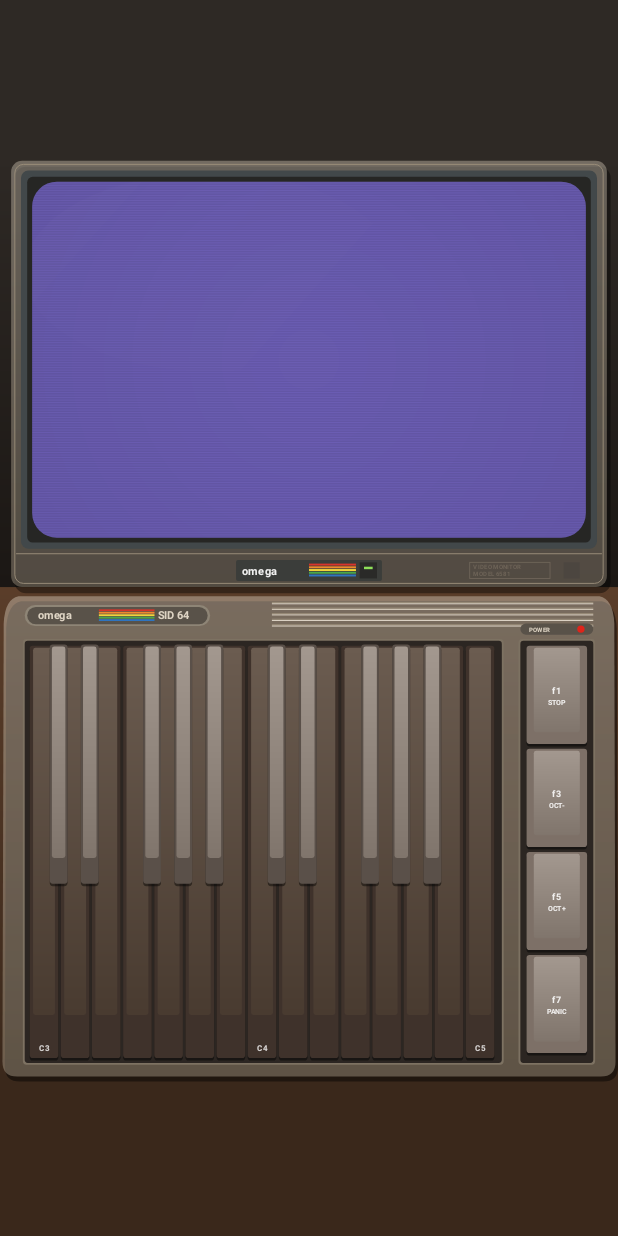
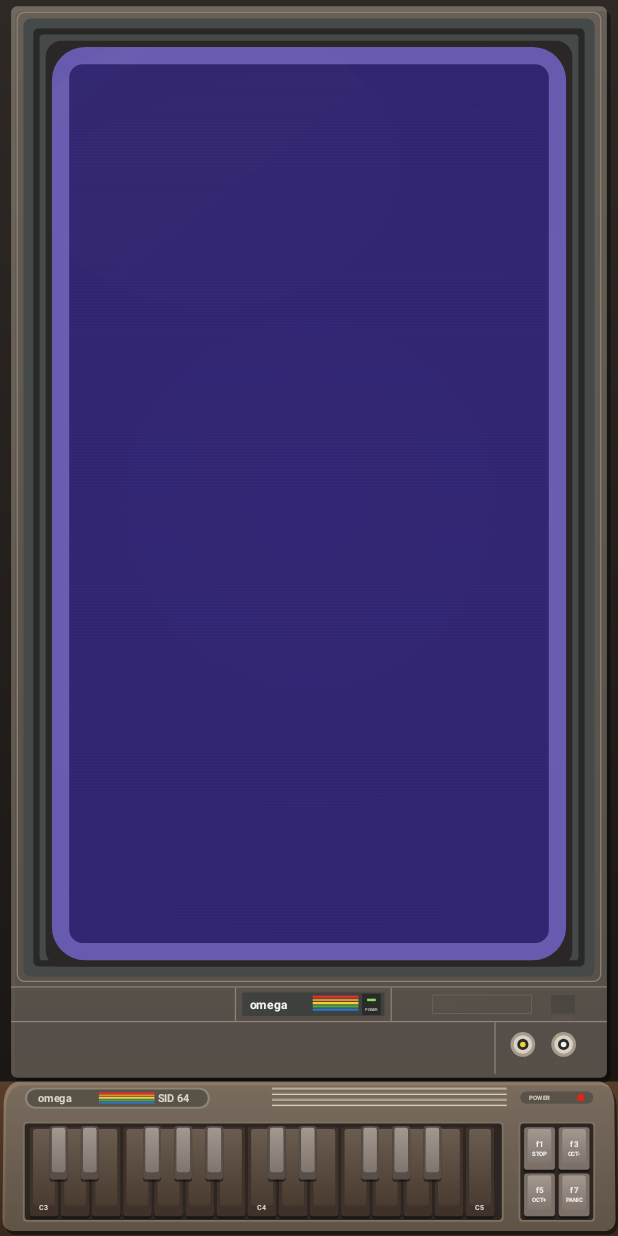
Before and after one commit to soursnake71/The-System, an Android app: the screen it shows after launch (SidActivity), on a phone screen of 412 x 824 dp. Run offline under Robolectric (Android 15) with nearby library versions, the phone set to English and light mode, and no system bars; 4 statements that could not run were skipped.

Commit message:
Omega SID 64 on phones: the screen fills the app
The keyboard is a slim strip; the monitor (now drawn like a 1701: stepped
bezels, a thick light-blue border, the badge strip and the jack panel)
takes the rest. On a tall phone the C64 screen gets more text rows instead
of stretched pixels (up to 80; 25 in the plugin): the preset and pattern
lists, all 32 tracker steps in one column, taller mixer faders and scope,
and a bigger sample waveform use them. Sideways, the strip and the panel
are slimmer.

Co-Authored-By: Claude Opus 5.5 <noreply@anthropic.com>
Claude-Session: https://claude.ai/code/session_01UXixvaaZFCXu7QiGdtmpfv

```diff
--- a/android-sid/app/src/main/java/com/thesnakedevice/sid/Native.java
+++ b/android-sid/app/src/main/java/com/thesnakedevice/sid/Native.java
@@ -7,7 +7,9 @@ final class Native {
     static native void start();
     static native void stop();
     static native String saveState();
-    /** Draws the 320 x 200 C64 screen into px (ARGB). */
+    /** How many text rows the screen has (25 on a C64; more on a tall phone). */
+    static native void setRows(int rows);
+    /** Draws the C64 screen, 320 x (rows x 8), into px (ARGB). */
     static native void render(int[] px);
     /** action 0 down, 1 move, 2 up; x, y in C64 screen pixels. */
     static native void touch(int action, float x, float y);
--- a/android-sid/app/src/main/java/com/thesnakedevice/sid/SidView.java
+++ b/android-sid/app/src/main/java/com/thesnakedevice/sid/SidView.java
@@ -15,27 +15,30 @@ import android.view.Choreographer;
 import android.view.MotionEvent;
 import android.view.View;
 
-/** The whole app in one view: a 1701-style monitor with the C64 screen (drawn by the native side) and the breadbin
- *  keyboard: brown keys, raised sharps, and the four function keys (f1 play / stop, f3 / f5 octave, f7 panic).
- *  Laid out at 1000 units wide (the same drawing as the plugin); on a tall screen the extra height goes to the keys. */
+/** The whole app in one view: a 1701-style monitor that takes almost all of it, and a slim breadbin keyboard strip.
+ *  The monitor's screen is the C64 screen drawn by the native side; on a tall phone it gets more text rows (square
+ *  pixels, up to 80 rows) rather than stretched ones. Laid out 1000 units wide; the height follows the phone. */
 public class SidView extends View implements Choreographer.FrameCallback {
-    private static final int SW = 320, SH = 200;
-    private static final float SX = 68, SY = 62, SS = 2.7f;    // where the screen sits in design units: it fills the width
-    private static final float KDY = 119;                      // the keyboard is drawn this far below its own coordinates
-    private static final int WHITE_KEYS = 15;                  // two octaves and a top C: big enough for fingers
+    private static final int SW = 320, MAX_ROWS = 80;
+    private float CASE_H = 250;                                // the keyboard strip, in design units (slimmer sideways)
+    private float PANEL_H = 150;                               // the monitor's badge strip + jack panel (badge only sideways)
+    private static final int WHITE_KEYS = 15;                  // two octaves and a top C
     private static final int[] STRIPES = { 0xffd8342b, 0xffef8a2c, 0xfff2d23a, 0xff4aa64a, 0xff2f74c0 };
-    private static final int BEIGE = 0xffcbbfad, BEIGE_DARK = 0xffb3a691, BEIGE_LINE = 0xff9c8f7b;
+    private static final int BEIGE_LINE = 0xff9c8f7b;
     private static final int KEY_BROWN = 0xff3f322b, KEY_BROWN_TOP = 0xff574639, KEY_TAUPE = 0xff7d7067, KEY_TAUPE_TOP = 0xff978a80;
     private static final String[] FKEY = { "PLAY", "OCT-", "OCT+", "PANIC" };
 
-    private final int[] px = new int[SW * SH];
-    private final Bitmap screen = Bitmap.createBitmap(SW, SH, Bitmap.Config.ARGB_8888);
+    private final int[] px = new int[SW * MAX_ROWS * 8];
+    private Bitmap screen = Bitmap.createBitmap(SW, 200, Bitmap.Config.ARGB_8888);
+    private int rows = 25;
     private Bitmap backdrop;          // everything that doesn't move
-    private float scale = 1, offX = 0, offY = 0, dh = 1012;
+    private float scale = 1, offX = 0, offY = 0, T = 1030;
+    // the screen: where the C64 pixels go (design units) and their size; KDY moves the keyboard to the bottom
+    private float SX = 112, SY = 104, SS = 2.425f, SSY = 2.425f, KDY = 0;
+    private final RectF tubeRect = new RectF(), screenArea = new RectF();
     private final Paint p = new Paint(Paint.ANTI_ALIAS_FLAG), crisp = new Paint();
-    private final Path tube = new Path();
+    private final Path tube = new Path(), glass = new Path();
     private final RectF r = new RectF();
-    private final RectF screenRect = new RectF(52, 44, 52 + 896, 44 + 576);
     private boolean running;
     private int frame;
     private int base = 48;                                     // lowest key: C3
@@ -43,7 +46,6 @@ public class SidView extends View implements Choreographer.FrameCallback {
     private final SparseIntArray pointerNote = new SparseIntArray();   // pointer id -> note (or -1)
     private final SparseIntArray pointerKind = new SparseIntArray();   // 1 screen, 2 keys, 3 function key
     private int fkeyDown = -1;
-
     private final Sampling sampling;
 
     public SidView(Context c, Sampling s) {
@@ -52,7 +54,6 @@ public class SidView extends View implements Choreographer.FrameCallback {
         crisp.setFilterBitmap(false);
         crisp.setAntiAlias(false);
         p.setTypeface(Typeface.create(Typeface.SANS_SERIF, Typeface.BOLD));
-        tube.addRoundRect(new RectF(52, 44, 948, 620), 40, 40, Path.Direction.CW);
         setKeepScreenOn(true);
     }
 
@@ -62,9 +63,10 @@ public class SidView extends View implements Choreographer.FrameCallback {
     @Override public void doFrame(long t) {
         if (!running) return;
         if ((frame++ & 1) == 0) {   // 30 frames a second is plenty for a C64
+            Native.setRows(rows);
             Native.render(px);
             sampling.poll();
-            screen.setPixels(px, 0, SW, 0, 0, SW, SH);
+            screen.setPixels(px, 0, SW, 0, 0, SW, rows * 8);
             invalidate();
         }
         Choreographer.getInstance().postFrameCallback(this);
@@ -72,40 +74,58 @@ public class SidView extends View implements Choreographer.FrameCallback {
 
     // ---------------- layout ----------------
     @Override protected void onSizeChanged(int w, int h, int ow, int oh) {
-        final float sw = w / 1000f, sh = h / 1012f;
-        if (sw <= sh) { scale = sw; dh = Math.min(h / scale, 1500); offX = 0; offY = (h - dh * scale) / 2; }
-        else { scale = sh; dh = 1012; offX = (w - 1000 * scale) / 2; offY = 0; }
+        final boolean sideways = w > h;
+        CASE_H = sideways ? 205 : 250; PANEL_H = sideways ? 62 : 150;
+        scale = Math.min(w / 1000f, h / (sideways ? 900f : 1030f));
+        T = h / scale;
+        offX = (w - 1000 * scale) / 2; offY = 0;
+        // the monitor fills everything above the keyboard strip
+        final float monBottom = T - CASE_H - 6, panelTop = monBottom - PANEL_H, tubeBottom = panelTop - 40;
+        tubeRect.set(84, 76, 916, tubeBottom);
+        tube.reset(); tube.addRoundRect(tubeRect, 54, 54, Path.Direction.CW);
+        // a thick light-blue border, then the screen: 40 columns across, as many rows as fit with square pixels
+        final float border = 28;
+        SX = tubeRect.left + border; SS = (tubeRect.width() - 2 * border) / SW;
+        final float avail = tubeRect.height() - 2 * border;
+        rows = Math.max(25, Math.min(MAX_ROWS, (int) Math.floor(avail / (8 * SS))));
+        SSY = avail / (rows * 8f); SY = tubeRect.top + border;
+        screenArea.set(SX, SY, SX + SW * SS, SY + rows * 8 * SSY);
+        glass.reset(); glass.addRoundRect(screenArea, 22, 22, Path.Direction.CW);
+        screen = Bitmap.createBitmap(SW, rows * 8, Bitmap.Config.ARGB_8888);
+        KDY = T - CASE_H - 596;
         backdrop = Bitmap.createBitmap(w, h, Bitmap.Config.ARGB_8888);
         final Canvas c = new Canvas(backdrop);
         c.drawColor(0xff1b1714);
         c.translate(offX, offY);
         c.scale(scale, scale);
         drawRoom(c);
-        drawMonitor(c);
+        drawMonitor(c, monBottom, panelTop);
         c.save(); c.translate(0, KDY); drawCase(c); c.restore();
     }
-    private RectF kWell() { return new RectF(40, 668, 40 + 772, dh - KDY - 30); }
-    private RectF fWell() { return new RectF(842, 668, 842 + 118, dh - KDY - 30); }
+    // keyboard parts, in the case's own coordinates (its top edge at 596)
+    private RectF kWell() { return new RectF(40, 664, 40 + 772, 596 + CASE_H - 26); }
+    private RectF fWell() { return new RectF(842, 664, 842 + 118, 596 + CASE_H - 26); }
     private RectF whiteRect(int i) {
         final RectF k = kWell(); final float w = (k.width() - 16) / WHITE_KEYS;
-        return new RectF(k.left + 8 + i * w, k.top + 8, k.left + 8 + i * w + w - 4, k.bottom - 8);
+        return new RectF(k.left + 8 + i * w, k.top + 6, k.left + 8 + i * w + w - 4, k.bottom - 6);
     }
     private RectF blackRect(int whiteIndexLeft) {
         final RectF a = whiteRect(whiteIndexLeft); final float w = a.width();
-        return new RectF(a.right - w * 0.3f, a.top - 2, a.right - w * 0.3f + w * 0.62f, a.top - 2 + a.height() * 0.58f);
+        return new RectF(a.right - w * 0.3f, a.top - 2, a.right - w * 0.3f + w * 0.62f, a.top - 2 + a.height() * 0.6f);
     }
-    private RectF fkeyRect(int i) {
-        final RectF f = fWell(); final float h = (f.height() - 16) / 4;
-        return new RectF(f.left + 10, f.top + 8 + i * h, f.right - 10, f.top + 8 + i * h + h - 8);
+    private RectF fkeyRect(int i) {   // two by two
+        final RectF f = fWell(); final float hw = (f.width() - 18) / 2, hh = (f.height() - 18) / 2;
+        final int cx = i % 2, cy = i / 2;
+        return new RectF(f.left + 6 + cx * (hw + 6), f.top + 6 + cy * (hh + 6), f.left + 6 + cx * (hw + 6) + hw, f.top + 6 + cy * (hh + 6) + hh);
     }
     private static boolean isBlack(int n) { final int k = n % 12; return k == 1 || k == 3 || k == 6 || k == 8 || k == 10; }
 
     // ---------------- drawing ----------------
     private void drawRoom(Canvas c) {
-        p.setShader(new LinearGradient(0, 0, 0, 700, 0xff2e2925, 0xff1b1714, Shader.TileMode.CLAMP));
-        c.drawRect(-2000, -2000, 3000, 708, p);
-        p.setShader(new LinearGradient(0, 700, 0, dh, 0xff5a3d29, 0xff3a281b, Shader.TileMode.CLAMP));
-        c.drawRect(-2000, 700, 3000, dh + 2000, p);
+        p.setShader(new LinearGradient(0, 0, 0, T - CASE_H, 0xff2e2925, 0xff1b1714, Shader.TileMode.CLAMP));
+        c.drawRect(-2000, -2000, 3000, T - CASE_H + 4, p);
+        p.setShader(new LinearGradient(0, T - CASE_H, 0, T, 0xff5a3d29, 0xff3a281b, Shader.TileMode.CLAMP));
+        c.drawRect(-2000, T - CASE_H, 3000, T + 2000, p);
         p.setShader(null);
     }
     private void rainbow(Canvas c, float x, float y, float w, float h) {
@@ -115,46 +135,71 @@ public class SidView extends View implements Choreographer.FrameCallback {
     private void text(Canvas c, String s, float x, float y, float size, int color, Paint.Align a) {
         p.setTextSize(size); p.setColor(color); p.setTextAlign(a); c.drawText(s, x, y, p);
     }
-    private void drawMonitor(Canvas c) {
-        p.setColor(0x66000000); r.set(24, 20, 988, 710); c.drawRoundRect(r, 18, 18, p);
-        p.setShader(new LinearGradient(0, 10, 0, 700, 0xffd8cdbc, BEIGE_DARK, Shader.TileMode.CLAMP));
-        r.set(18, 10, 982, 700); c.drawRoundRect(r, 18, 18, p); p.setShader(null);
-        p.setStyle(Paint.Style.STROKE); p.setStrokeWidth(1.5f); p.setColor(BEIGE_LINE);
-        r.set(24, 16, 976, 694); c.drawRoundRect(r, 14, 14, p); c.drawLine(26, 646, 974, 646, p);
-        p.setStyle(Paint.Style.FILL);
-        p.setColor(0xff42484a); r.set(34, 26, 966, 638); c.drawRoundRect(r, 12, 12, p);
-        p.setColor(0xff262624); r.set(44, 36, 956, 628); c.drawRoundRect(r, 9, 9, p);
-        p.setColor(0xff6c5eb5); c.drawPath(tube, p);   // the light-blue border
-        // badge strip
-        p.setColor(0xff3b3d3a); r.set(382, 656, 618, 690); c.drawRoundRect(r, 3, 3, p);
-        text(c, "omega", 392, 680, 18, 0xebffffff, Paint.Align.LEFT);
-        rainbow(c, 500, 662, 76, 22);
-        p.setColor(0xff2a2a28); c.drawRect(582, 660, 610, 686, p);
-        p.setColor(0xff8ee05a); c.drawRect(589, 667, 603, 671, p);
-        p.setStyle(Paint.Style.STROKE); p.setColor(0xff6e6458); c.drawRect(760, 660, 890, 686, p); p.setStyle(Paint.Style.FILL);
-        text(c, "VIDEO MONITOR", 766, 671, 10, 0xff6e6458, Paint.Align.LEFT);
-        text(c, "MODEL 6581", 766, 682, 10, 0xff6e6458, Paint.Align.LEFT);
-        p.setColor(0xff4c4640); c.drawRect(912, 660, 938, 686, p);
+    private void rrect(Canvas c, float l, float t, float rr, float b, float rad, int col) { p.setColor(col); r.set(l, t, rr, b); c.drawRoundRect(r, rad, rad, p); }
+    private void stroke(Canvas c, float l, float t, float rr, float b, float rad, int col, float w) {
+        p.setStyle(Paint.Style.STROKE); p.setStrokeWidth(w); p.setColor(col); r.set(l, t, rr, b); c.drawRoundRect(r, rad, rad, p); p.setStyle(Paint.Style.FILL);
+    }
+    // the 1701: beige case, stepped grey bezels, the tube with its light-blue border, the badge strip and the jacks
+    private void drawMonitor(Canvas c, float mb, float pt) {
+        rrect(c, 24, 18, 988, mb + 8, 12, 0x66000000);
+        p.setShader(new LinearGradient(0, 10, 0, mb, 0xffd3c8b8, 0xffbcb1a1, Shader.TileMode.CLAMP));
+        r.set(18, 10, 982, mb); c.drawRoundRect(r, 10, 10, p); p.setShader(null);
+        stroke(c, 28, 20, 972, pt - 6, 12, 0xff8f8274, 2);
+        final float bb = pt - 14;                                  // bottom of the bezel stack
+        rrect(c, 38, 30, 962, bb, 12, 0xff454a49);                 // outer bezel
+        rrect(c, 54, 46, 946, bb - 16, 8, 0xff282826);             // dark step
+        rrect(c, 64, 56, 936, bb - 26, 6, 0xff454a49);             // inner grey ring
+        rrect(c, 74, 66, 926, tubeRect.bottom + 10, 26, 0xff2a2726);   // the recess round the tube
+        p.setColor(0xff6c5eb5); c.drawPath(tube, p);               // the light-blue border
+        p.setColor(0xff352879); c.drawPath(glass, p);
+        // the badge strip
+        final float sy = pt + 4;
+        p.setColor(0xff8f8274); c.drawRect(18, sy - 2, 982, sy, p); c.drawRect(18, sy + 54, 982, sy + 56, p);
+        c.drawRect(380, sy, 382, sy + 54, p); c.drawRect(632, sy, 634, sy + 54, p);
+        rrect(c, 392, sy + 8, 622, sy + 46, 2, 0xff3f413e);
+        text(c, "omega", 404, sy + 34, 20, 0xf0ffffff, Paint.Align.LEFT);
+        rainbow(c, 506, sy + 13, 74, 26);
+        rrect(c, 586, sy + 10, 616, sy + 44, 1, 0xff2a2a28);
+        p.setColor(0xff8ee05a); c.drawRect(594, sy + 18, 608, sy + 22, p);
+        text(c, "POWER", 601, sy + 38, 6, 0xffbbbbbb, Paint.Align.CENTER);
+        stroke(c, 700, sy + 12, 860, sy + 42, 1, 0xff6e6458, 1.5f);
+        text(c, "VIDEO MONITOR", 708, sy + 25, 11, 0xff5d544a, Paint.Align.LEFT);
+        text(c, "MODEL 6581", 708, sy + 37, 11, 0xff5d544a, Paint.Align.LEFT);
+        rrect(c, 892, sy + 12, 930, sy + 42, 1, 0xff4c4640);
+        // the lower panel with the jacks (when there's room for it)
+        if (PANEL_H < 120) return;
+        final float jy = sy + 56;
+        p.setColor(0xff8f8274); c.drawRect(800, jy, 802, mb - 6, p);
+        for (int k = 0; k < 2; ++k) {
+            final float cx = 846 + k * 66, cy = jy + 36;
+            p.setColor(0xffa79c8c); c.drawCircle(cx, cy, 20, p);
+            p.setColor(0xffd9d1c4); c.drawCircle(cx, cy, 15, p);
+            p.setColor(0xff2a2a28); c.drawCircle(cx, cy, 9, p);
+            p.setColor(k == 0 ? 0xfff2d23a : 0xfff4f4f4); c.drawCircle(cx, cy, 4.5f, p);
+            text(c, k == 0 ? "VIDEO" : "AUDIO", cx, cy + 34, 10, 0xff5d544a, Paint.Align.CENTER);
+        }
+        text(c, "POWER", 911, sy + 52, 9, 0xff5d544a, Paint.Align.CENTER);
     }
     private void drawCase(Canvas c) {
-        final float b = dh - KDY - 8;
+        final float b = 596 + CASE_H - 8;
         final Path bin = new Path();
-        bin.moveTo(30, 596); bin.lineTo(970, 596); bin.quadTo(992, 600, 994, 640);
-        bin.lineTo(996, b - 24); bin.quadTo(996, b, 972, b); bin.lineTo(28, b); bin.quadTo(4, b, 4, b - 24);
-        bin.lineTo(6, 640); bin.quadTo(8, 600, 30, 596); bin.close();
-        p.setColor(0x73000000); c.save(); c.translate(4, 8); c.drawPath(bin, p); c.restore();
+        bin.moveTo(30, 596); bin.lineTo(970, 596); bin.quadTo(992, 600, 994, 630);
+        bin.lineTo(996, b - 20); bin.quadTo(996, b, 976, b); bin.lineTo(24, b); bin.quadTo(4, b, 4, b - 20);
+        bin.lineTo(6, 630); bin.quadTo(8, 600, 30, 596); bin.close();
+        p.setColor(0x73000000); c.save(); c.translate(4, 6); c.drawPath(bin, p); c.restore();
         p.setShader(new LinearGradient(0, 596, 0, b, 0xffd2c7b6, 0xffaa9d88, Shader.TileMode.CLAMP)); c.drawPath(bin, p); p.setShader(null);
         p.setStrokeWidth(1.6f);
-        for (int i = 0; i < 5; ++i) { p.setColor(BEIGE_LINE); c.drawLine(440, 606 + i * 9, 960, 606 + i * 9, p); p.setColor(0xffe0d6c8); c.drawLine(440, 608 + i * 9, 960, 608 + i * 9, p); }
-        p.setColor(0xff8e8576); r.set(40, 610, 340, 644); c.drawRoundRect(r, 17, 17, p);
-        p.setColor(0xff595249); r.set(44, 613, 336, 641); c.drawRoundRect(r, 14, 14, p);
-        text(c, "omega", 62, 633, 17, 0xffded4c4, Paint.Align.LEFT);
-        rainbow(c, 160, 617, 90, 20);
-        text(c, "SID 64", 256, 633, 17, 0xffded4c4, Paint.Align.LEFT);
-        p.setColor(0xff595249); r.set(842, 640, 960, 658); c.drawRoundRect(r, 9, 9, p);
-        text(c, "POWER", 856, 653, 10, 0xffded4c4, Paint.Align.LEFT);
-        p.setColor(0xffe0241a); c.drawCircle(940, 649, 6, p);
-        p.setColor(0xff7d7262); r.set(kWell()); r.inset(-3, -3); c.drawRoundRect(r, 6, 6, p); r.set(fWell()); r.inset(-3, -3); c.drawRoundRect(r, 6, 6, p);
+        for (int i = 0; i < 4; ++i) { p.setColor(BEIGE_LINE); c.drawLine(440, 606 + i * 9, 820, 606 + i * 9, p); p.setColor(0xffe0d6c8); c.drawLine(440, 608 + i * 9, 820, 608 + i * 9, p); }
+        rrect(c, 40, 606, 340, 640, 17, 0xff8e8576);
+        rrect(c, 44, 609, 336, 637, 14, 0xff595249);
+        text(c, "omega", 62, 629, 17, 0xffded4c4, Paint.Align.LEFT);
+        rainbow(c, 160, 613, 90, 20);
+        text(c, "SID 64", 256, 629, 17, 0xffded4c4, Paint.Align.LEFT);
+        rrect(c, 842, 612, 960, 632, 10, 0xff595249);
+        text(c, "POWER", 856, 626, 10, 0xffded4c4, Paint.Align.LEFT);
+        p.setColor(0xffe0241a); c.drawCircle(940, 622, 6, p);
+        r.set(kWell()); r.inset(-3, -3); p.setColor(0xff7d7262); c.drawRoundRect(r, 6, 6, p);
+        r.set(fWell()); r.inset(-3, -3); c.drawRoundRect(r, 6, 6, p);
         p.setColor(0xff2c2622); c.drawRoundRect(kWell(), 5, 5, p); c.drawRoundRect(fWell(), 5, 5, p);
     }
     private void keycap(Canvas c, RectF k, int base, int top, boolean pressed) {
@@ -163,11 +208,9 @@ public class SidView extends View implements Choreographer.FrameCallback {
         p.setColor(base); c.drawRoundRect(a, 5, 5, p);
         final float ix = a.width() * 0.12f;
         r.set(a.left + ix, a.top + 3, a.right - ix, a.bottom - 3 - a.height() * 0.10f);
-        p.setShader(new LinearGradient(0, r.top, 0, r.bottom, pressed ? top : brighten(top), darken(top), Shader.TileMode.CLAMP));
+        p.setShader(new LinearGradient(0, r.top, 0, r.bottom, pressed ? top : mix(top, 0xffffffff, 0.12f), mix(top, 0xff000000, 0.15f), Shader.TileMode.CLAMP));
         c.drawRoundRect(r, 4, 4, p); p.setShader(null);
     }
-    private static int brighten(int c) { return mix(c, 0xffffffff, 0.12f); }
-    private static int darken(int c) { return mix(c, 0xff000000, 0.15f); }
     private static int mix(int a, int b, float t) {
         final int ra = a >> 16 & 255, ga = a >> 8 & 255, ba = a & 255, rb = b >> 16 & 255, gb = b >> 8 & 255, bb = b & 255;
         return 0xff000000 | (int) (ra + (rb - ra) * t) << 16 | (int) (ga + (gb - ga) * t) << 8 | (int) (ba + (bb - ba) * t);
@@ -179,17 +222,19 @@ public class SidView extends View implements Choreographer.FrameCallback {
         c.save();
         c.translate(offX, offY);
         c.scale(scale, scale);
-        // the screen: crisp pixels, scanlines, the tube's darker edges and a reflection
+        // the screen: crisp pixels, scanlines, a little darkening at the tube's edges, the glass
+        c.save();
+        c.clipPath(glass);
+        c.drawBitmap(screen, null, screenArea, crisp);
+        p.setColor(0x1c000000);
+        for (float y = screenArea.top; y < screenArea.bottom; y += SSY) c.drawRect(screenArea.left, y + SSY * 0.62f, screenArea.right, y + SSY, p);
+        c.restore();
         c.save();
         c.clipPath(tube);
-        r.set(SX, SY, SX + SW * SS, SY + SH * SS);
-        c.drawBitmap(screen, null, r, crisp);
-        p.setColor(0x21000000);
-        p.setColor(0x1f000000);
-        for (float y = 44; y < 620; y += SS) c.drawRect(52, y + SS * 0.6f, 948, y + SS, p);
-        p.setShader(new RadialGradient(500, 332, 560, 0x00000000, 0x61000000, Shader.TileMode.CLAMP)); c.drawPath(tube, p);
-        p.setShader(new LinearGradient(120, 60, 420, 330, 0x14ffffff, 0x00ffffff, Shader.TileMode.CLAMP));
-        r.set(40, 30, 640, 350); c.drawOval(r, p); p.setShader(null);
+        final float cx = tubeRect.centerX(), cy = tubeRect.centerY(), rad = Math.max(tubeRect.width(), tubeRect.height()) * 0.62f;
+        p.setShader(new RadialGradient(cx, cy, rad, 0x00000000, 0x55000000, Shader.TileMode.CLAMP)); c.drawPath(tube, p);
+        p.setShader(new LinearGradient(tubeRect.left, tubeRect.top, tubeRect.left + 400, tubeRect.top + 500, 0x16ffffff, 0x00ffffff, Shader.TileMode.CLAMP));
+        r.set(tubeRect.left - 40, tubeRect.top - 40, tubeRect.left + 560, tubeRect.top + 420); c.drawOval(r, p); p.setShader(null);
         c.restore();
         c.save(); c.translate(0, KDY); drawKeys(c); c.restore();
         c.restore();
@@ -200,19 +245,19 @@ public class SidView extends View implements Choreographer.FrameCallback {
             if (isBlack(n)) continue;
             final RectF k = whiteRect(wi++);
             keycap(c, k, KEY_BROWN, KEY_BROWN_TOP, down[n]);
-            if (n % 12 == 0) text(c, "C" + (n / 12 - 1), k.centerX(), k.bottom - 12, 13, 0xccffffff, Paint.Align.CENTER);
+            if (n % 12 == 0) text(c, "C" + (n / 12 - 1), k.centerX(), k.bottom - 10, 12, 0xccffffff, Paint.Align.CENTER);
         }
         wi = 0;
         for (int n = base; wi < WHITE_KEYS; ++n) {
             if (!isBlack(n)) { ++wi; continue; }
-            keycap(c, blackRect(wi - 1), darken(darken(KEY_TAUPE)), KEY_TAUPE_TOP, down[n]);
+            keycap(c, blackRect(wi - 1), mix(KEY_TAUPE, 0xff000000, 0.3f), KEY_TAUPE_TOP, down[n]);
         }
         final boolean playing = Native.seqRunning();
         for (int i = 0; i < 4; ++i) {
             final RectF k = fkeyRect(i);
             keycap(c, k, KEY_TAUPE, KEY_TAUPE_TOP, fkeyDown == i);
-            text(c, "f" + (i * 2 + 1), k.centerX(), k.centerY() - 2, 15, 0xddffffff, Paint.Align.CENTER);
-            text(c, i == 0 && playing ? "STOP" : FKEY[i], k.centerX(), k.centerY() + 16, 11, 0xddffffff, Paint.Align.CENTER);
+            text(c, "f" + (i * 2 + 1), k.centerX(), k.centerY() - 3, 13, 0xddffffff, Paint.Align.CENTER);
+            text(c, i == 0 && playing ? "STOP" : FKEY[i], k.centerX(), k.centerY() + 12, 9, 0xddffffff, Paint.Align.CENTER);
         }
     }
 
@@ -251,25 +296,27 @@ public class SidView extends View implements Choreographer.FrameCallback {
         }
     }
     private void releaseAll() { for (int n = 0; n < 128; ++n) if (down[n]) { down[n] = false; Native.noteOff(n); } pointerNote.clear(); }
+    private float scrX(float x) { return (x - SX) / SS; }
+    private float scrY(float y) { return (y - SY) / SSY; }
 
     @Override public boolean onTouchEvent(MotionEvent e) {
         final int action = e.getActionMasked();
         for (int i = 0; i < e.getPointerCount(); ++i) {
             final int id = e.getPointerId(i);
-            final float x = (e.getX(i) - offX) / scale, y = (e.getY(i) - offY) / scale;
+            final float x = (e.getX(i) - offX) / scale, y = (e.getY(i) - offY) / scale, ky = y - KDY;
             final boolean isThis = e.getActionIndex() == i;
             if ((action == MotionEvent.ACTION_DOWN || action == MotionEvent.ACTION_POINTER_DOWN) && isThis) {
-                if (screenRect.contains(x, y)) { pointerKind.put(id, 1); Native.touch(0, (x - SX) / SS, (y - SY) / SS); }
-                else if (fkeyAt(x, y - KDY) >= 0) { pointerKind.put(id, 3); fkeyDown = fkeyAt(x, y - KDY); fkey(fkeyDown); }
-                else { pointerKind.put(id, 2); setNote(id, noteAt(x, y - KDY), y - KDY); }
+                if (tubeRect.contains(x, y)) { pointerKind.put(id, 1); Native.touch(0, scrX(x), scrY(y)); }
+                else if (fkeyAt(x, ky) >= 0) { pointerKind.put(id, 3); fkeyDown = fkeyAt(x, ky); fkey(fkeyDown); }
+                else { pointerKind.put(id, 2); setNote(id, noteAt(x, ky), ky); }
             } else if (action == MotionEvent.ACTION_MOVE) {
                 final int kind = pointerKind.get(id, 0);
-                if (kind == 1) Native.touch(1, (x - SX) / SS, (y - SY) / SS);
-                else if (kind == 2) setNote(id, noteAt(x, y - KDY), y - KDY);   // slide across the keys
+                if (kind == 1) Native.touch(1, scrX(x), scrY(y));
+                else if (kind == 2) setNote(id, noteAt(x, ky), ky);   // slide across the keys
             } else if ((action == MotionEvent.ACTION_UP || action == MotionEvent.ACTION_POINTER_UP || action == MotionEvent.ACTION_CANCEL) && (isThis || action == MotionEvent.ACTION_CANCEL)) {
                 final int kind = pointerKind.get(id, 0);
-                if (kind == 1) Native.touch(2, (x - SX) / SS, (y - SY) / SS);
-                else if (kind == 2) { setNote(id, -1, y); pointerNote.delete(id); }
+                if (kind == 1) Native.touch(2, scrX(x), scrY(y));
+                else if (kind == 2) { setNote(id, -1, ky); pointerNote.delete(id); }
                 else if (kind == 3) fkeyDown = -1;
                 pointerKind.delete(id);
             }
@@ -280,7 +327,7 @@ public class SidView extends View implements Choreographer.FrameCallback {
     @Override public boolean onGenericMotionEvent(MotionEvent e) {
         if (e.getAction() == MotionEvent.ACTION_SCROLL) {
             final float x = (e.getX() - offX) / scale, y = (e.getY() - offY) / scale;
-            if (screenRect.contains(x, y)) { Native.wheel((x - SX) / SS, (y - SY) / SS, e.getAxisValue(MotionEvent.AXIS_VSCROLL)); return true; }
+            if (tubeRect.contains(x, y)) { Native.wheel(scrX(x), scrY(y), e.getAxisValue(MotionEvent.AXIS_VSCROLL)); return true; }
         }
         return super.onGenericMotionEvent(e);
     }
```
Also changed, not shown: 2 other files.
